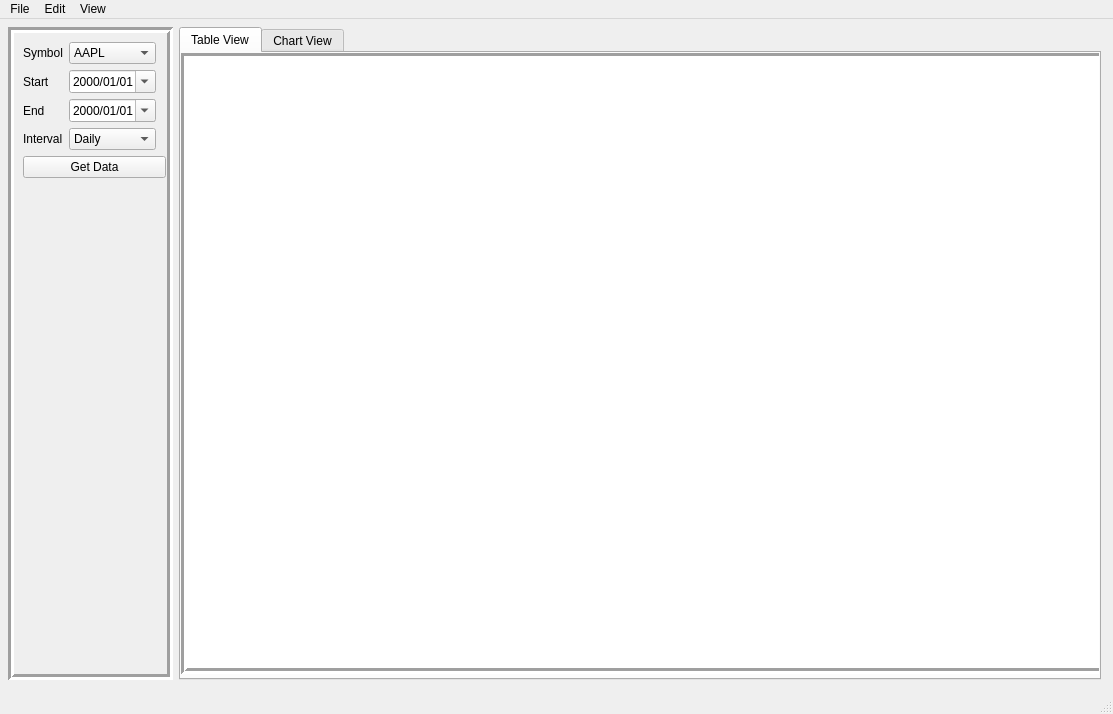
Above: mainwindow.ui from DavidM-Fox/stocker before the change. Below: the same form after it.
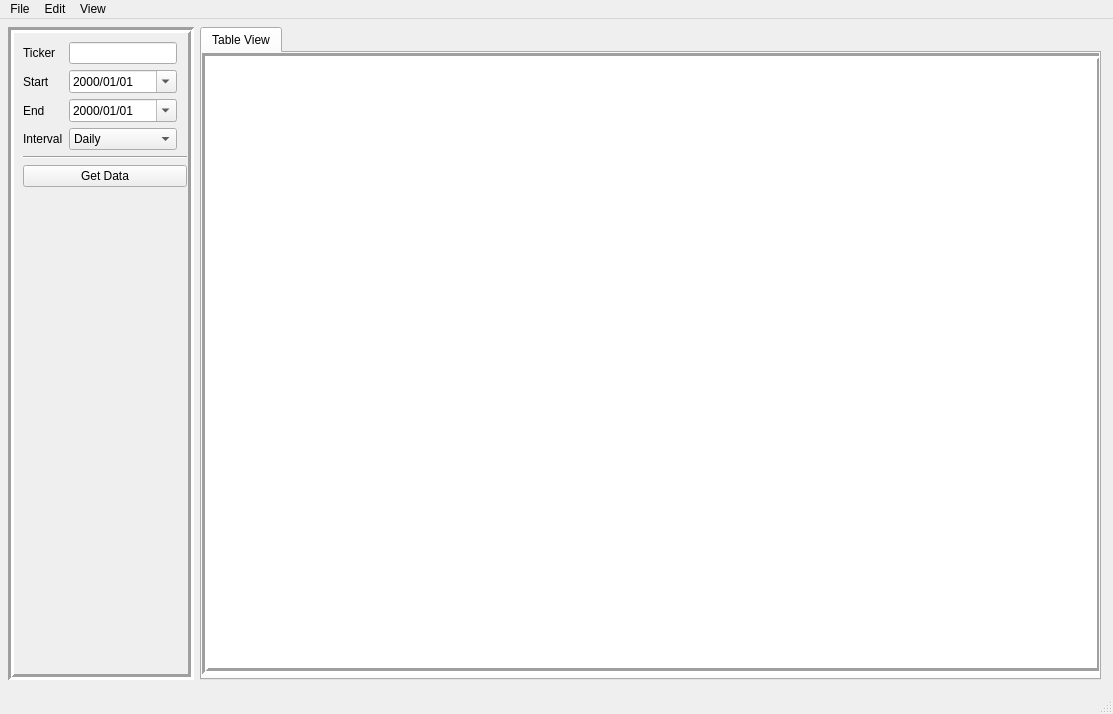
That is the form after the change. The open tabs and pages were chosen to show the change.

What changed in the file:
```diff
--- a/mainwindow.ui
+++ b/mainwindow.ui
@@ -38,9 +38,18 @@
     <layout class="QHBoxLayout" name="horizontalLayout">
      <item>
       <widget class="QFrame" name="verticalFrame">
+       <property name="enabled">
+        <bool>true</bool>
+       </property>
+       <property name="sizePolicy">
+        <sizepolicy hsizetype="Preferred" vsizetype="Preferred">
+         <horstretch>0</horstretch>
+         <verstretch>0</verstretch>
+        </sizepolicy>
+       </property>
        <property name="minimumSize">
         <size>
-         <width>50</width>
+         <width>0</width>
          <height>0</height>
         </size>
        </property>
@@ -68,37 +77,6 @@
           <property name="rightMargin">
            <number>10</number>
           </property>
-          <item row="0" column="0">
-           <widget class="QLabel" name="symbolLabel">
-            <property name="text">
-             <string>Symbol</string>
-            </property>
-           </widget>
-          </item>
-          <item row="0" column="1">
-           <widget class="QComboBox" name="symbolComboBox">
-            <item>
-             <property name="text">
-              <string>AAPL</string>
-             </property>
-            </item>
-            <item>
-             <property name="text">
-              <string>GME</string>
-             </property>
-            </item>
-            <item>
-             <property name="text">
-              <string>TSLA</string>
-             </property>
-            </item>
-            <item>
-             <property name="text">
-              <string>AMC</string>
-             </property>
-            </item>
-           </widget>
-          </item>
           <item row="1" column="0">
            <widget class="QLabel" name="startDateLabel">
             <property name="text">
@@ -108,6 +86,12 @@
           </item>
           <item row="1" column="1">
            <widget class="QDateEdit" name="startDateEdit">
+            <property name="sizePolicy">
+             <sizepolicy hsizetype="Preferred" vsizetype="Minimum">
+              <horstretch>0</horstretch>
+              <verstretch>0</verstretch>
+             </sizepolicy>
+            </property>
             <property name="displayFormat">
              <string>yyyy/MM/dd</string>
             </property>
@@ -125,6 +109,12 @@
           </item>
           <item row="2" column="1">
            <widget class="QDateEdit" name="endDateEdit">
+            <property name="sizePolicy">
+             <sizepolicy hsizetype="Preferred" vsizetype="Minimum">
+              <horstretch>0</horstretch>
+              <verstretch>0</verstretch>
+             </sizepolicy>
+            </property>
             <property name="displayFormat">
              <string>yyyy/MM/dd</string>
             </property>
@@ -142,6 +132,12 @@
           </item>
           <item row="3" column="1">
            <widget class="QComboBox" name="intervalComboBox">
+            <property name="sizePolicy">
+             <sizepolicy hsizetype="Preferred" vsizetype="Minimum">
+              <horstretch>0</horstretch>
+              <verstretch>0</verstretch>
+             </sizepolicy>
+            </property>
             <item>
              <property name="text">
               <string>Daily</string>
@@ -159,8 +155,38 @@
             </item>
            </widget>
           </item>
+          <item row="0" column="0">
+           <widget class="QLabel" name="tickerLabel">
+            <property name="sizePolicy">
+             <sizepolicy hsizetype="Minimum" vsizetype="Minimum">
+              <horstretch>0</horstretch>
+              <verstretch>0</verstretch>
+             </sizepolicy>
+            </property>
+            <property name="text">
+             <string>Ticker</string>
+            </property>
+           </widget>
+          </item>
+          <item row="0" column="1">
+           <widget class="QLineEdit" name="tickerLineEdit">
+            <property name="sizePolicy">
+             <sizepolicy hsizetype="Preferred" vsizetype="Minimum">
+              <horstretch>0</horstretch>
+              <verstretch>0</verstretch>
+             </sizepolicy>
+            </property>
+           </widget>
+          </item>
          </layout>
         </item>
+        <item>
+         <widget class="Line" name="line_2">
+          <property name="orientation">
+           <enum>Qt::Horizontal</enum>
+          </property>
+         </widget>
+        </item>
         <item>
          <widget class="QPushButton" name="getDataButton">
           <property name="text">
@@ -173,6 +199,9 @@
           <property name="orientation">
            <enum>Qt::Vertical</enum>
           </property>
+          <property name="sizeType">
+           <enum>QSizePolicy::Expanding</enum>
+          </property>
           <property name="sizeHint" stdset="0">
            <size>
             <width>20</width>
@@ -193,40 +222,30 @@
         <attribute name="title">
          <string>Table View</string>
         </attribute>
-        <widget class="QTableView" name="stock_data_tableView">
+        <widget class="QWidget" name="gridLayoutWidget">
          <property name="geometry">
           <rect>
            <x>0</x>
            <y>0</y>
-           <width>931</width>
+           <width>901</width>
            <height>621</height>
           </rect>
          </property>
-         <property name="frameShape">
-          <enum>QFrame::Box</enum>
-         </property>
-         <property name="frameShadow">
-          <enum>QFrame::Sunken</enum>
-         </property>
-         <property name="lineWidth">
-          <number>3</number>
-         </property>
-        </widget>
-       </widget>
-       <widget class="QWidget" name="tab_2">
-        <attribute name="title">
-         <string>Chart View</string>
-        </attribute>
-        <widget class="QFrame" name="chart_frame">
-         <property name="geometry">
-          <rect>
-           <x>-10</x>
-           <y>-10</y>
-           <width>941</width>
-           <height>641</height>
-          </rect>
-         </property>
-         <layout class="QHBoxLayout" name="horizontalLayout_2"/>
+         <layout class="QGridLayout" name="gridLayout">
+          <item row="0" column="0">
+           <widget class="QTableView" name="stock_data_tableView">
+            <property name="frameShape">
+             <enum>QFrame::Box</enum>
+            </property>
+            <property name="frameShadow">
+             <enum>QFrame::Sunken</enum>
+            </property>
+            <property name="lineWidth">
+             <number>3</number>
+            </property>
+           </widget>
+          </item>
+         </layout>
         </widget>
        </widget>
       </widget>
```
Left out of the diff: 20 changed lines with no effect on the pictures.
